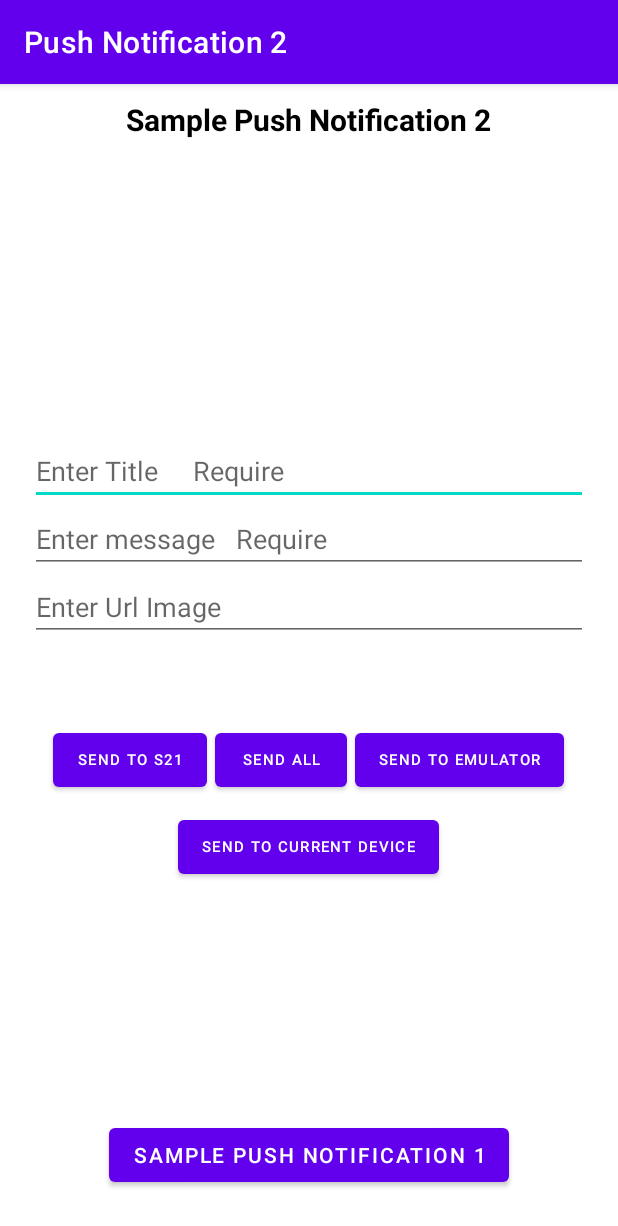
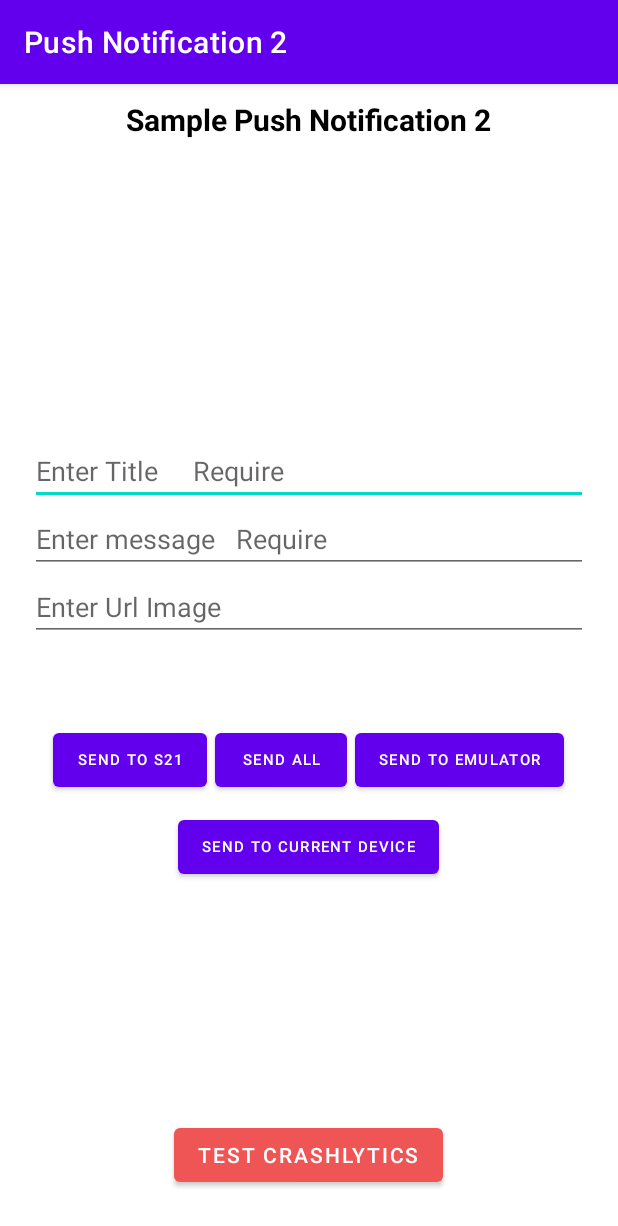
Before and after one commit to arashaltafi/Notification, an Android app: the screen it shows after launch (MainActivity), on a phone screen of 412 x 824 dp. Shown: the top 1226 px of the screen. Run offline under Robolectric (Android 15) with nearby library versions, the phone set to English and light mode, and no system bars.

Commit message:
Commit Add Firebase Crashlytics

```diff
--- a/app/src/main/java/com/arash/altafi/notification2/MainActivity.kt
+++ b/app/src/main/java/com/arash/altafi/notification2/MainActivity.kt
@@ -1,14 +1,11 @@
 package com.arash.altafi.notification2
 
 import android.content.Context
-import android.content.Intent
-import android.net.Uri
 import androidx.appcompat.app.AppCompatActivity
 import android.os.Bundle
 import android.util.Log
 import com.google.android.gms.tasks.OnCompleteListener
 import com.google.firebase.messaging.FirebaseMessaging
-import com.google.gson.Gson
 import kotlinx.android.synthetic.main.activity_main.*
 import kotlinx.coroutines.CoroutineScope
 import kotlinx.coroutines.Dispatchers
@@ -16,16 +13,13 @@ import kotlinx.coroutines.launch
 
 class MainActivity : AppCompatActivity() {
 
-    private val url = "https://github.com/arashaltafi/Push_Notification_1"
     private val topic = "/topics/myTopic2"
 
     override fun onCreate(savedInstanceState: Bundle?) {
         super.onCreate(savedInstanceState)
         setContentView(R.layout.activity_main)
 
-        btnSample1.setOnClickListener {
-//            val intent = Intent(Intent.ACTION_VIEW, Uri.parse(url))
-//            startActivity(intent)
+        btnTestCrashlytics.setOnClickListener {
             throw RuntimeException("Test Crash")
         }
 
--- a/app/src/main/res/layout/activity_main.xml
+++ b/app/src/main/res/layout/activity_main.xml
@@ -13,6 +13,7 @@
         android:layout_alignParentTop="true"
         android:layout_centerHorizontal="true"
         android:layout_marginTop="10dp"
+        android:backgroundTint="#FFFFFF"
         android:text="Sample Push Notification 2"
         android:textColor="@color/black"
         android:textSize="20sp"
@@ -54,13 +55,13 @@
             android:inputType="text" />
 
         <EditText
-            android:visibility="invisible"
             android:id="@+id/etToken"
             android:layout_width="match_parent"
             android:layout_height="wrap_content"
             android:ems="10"
             android:hint="Enter Token"
-            android:inputType="textPersonName" />
+            android:inputType="textPersonName"
+            android:visibility="invisible" />
 
         <androidx.appcompat.widget.LinearLayoutCompat
             android:layout_width="match_parent"
@@ -105,12 +106,14 @@
     </androidx.appcompat.widget.LinearLayoutCompat>
 
     <com.google.android.material.button.MaterialButton
-        android:id="@+id/btnSample1"
+        android:id="@+id/btnTestCrashlytics"
         android:layout_width="wrap_content"
         android:layout_height="wrap_content"
         android:layout_alignParentBottom="true"
         android:layout_centerHorizontal="true"
         android:layout_marginBottom="30dp"
-        android:text="Sample Push Notification 1" />
+        android:text="Test Crashlytics"
+        android:textColor="@color/white"
+        app:backgroundTint="#EF5555" />
 
 </RelativeLayout>
```
